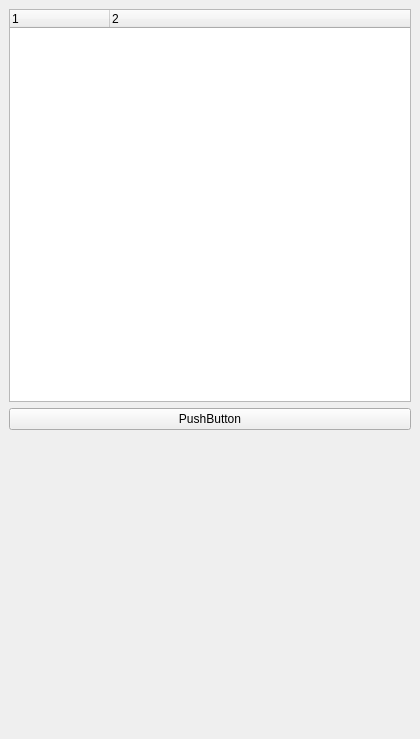
Above: Qt/Resources/UI/layerDialog.ui from wsterncity/myRepo before the change. Below: the same form after it.
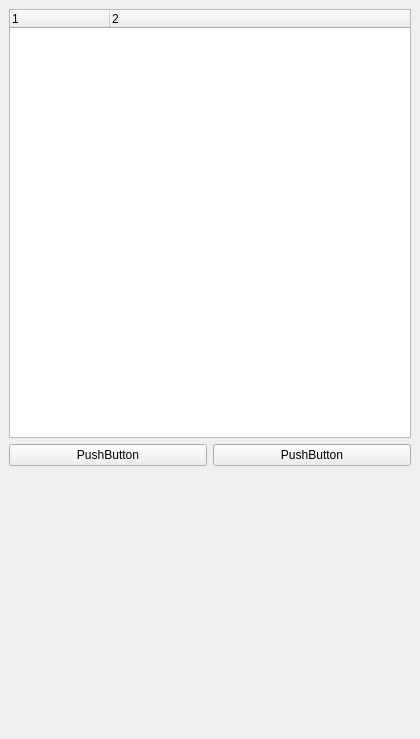
That is the form after the change. Custom widgets are drawn as their Qt base class.

```diff
--- a/Qt/Resources/UI/layerDialog.ui
+++ b/Qt/Resources/UI/layerDialog.ui
@@ -14,7 +14,7 @@
    <string>Layer Dialog</string>
   </property>
   <widget class="QWidget" name="dockWidgetContents">
-   <layout class="QVBoxLayout" name="verticalLayout" stretch="4,0,3">
+   <layout class="QVBoxLayout" name="verticalLayout" stretch="5,0,3">
     <item>
      <widget class="igQtModelTreeWidget" name="modelTreeWidget">
       <property name="minimumSize">
@@ -37,6 +37,19 @@
     </item>
     <item>
      <layout class="QHBoxLayout" name="horizontalLayout">
+      <item>
+       <widget class="QPushButton" name="pushButton_2">
+        <property name="minimumSize">
+         <size>
+          <width>0</width>
+          <height>20</height>
+         </size>
+        </property>
+        <property name="text">
+         <string>PushButton</string>
+        </property>
+       </widget>
+      </item>
       <item>
        <widget class="QPushButton" name="pushButton">
         <property name="text">
```
